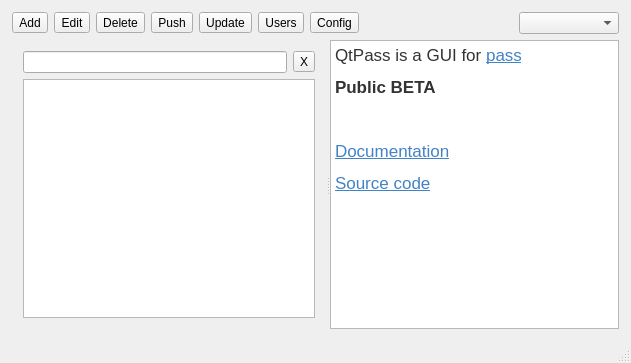
Old version of the form mainwindow.ui in the repository IJHack/QtPass.
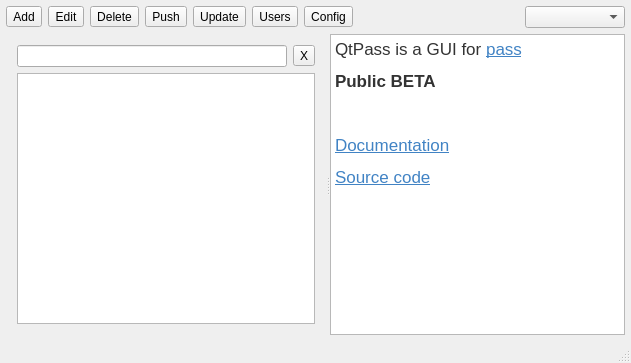
New version of the form.

The edit to the form file:
```diff
--- a/mainwindow.ui
+++ b/mainwindow.ui
@@ -16,16 +16,16 @@
   <widget class="QWidget" name="centralWidget">
    <layout class="QVBoxLayout" name="verticalLayout_2">
     <property name="leftMargin">
-     <number>12</number>
+     <number>6</number>
     </property>
     <property name="topMargin">
-     <number>12</number>
+     <number>6</number>
     </property>
     <property name="rightMargin">
-     <number>12</number>
+     <number>6</number>
     </property>
     <property name="bottomMargin">
-     <number>12</number>
+     <number>6</number>
     </property>
     <item>
      <widget class="QFrame" name="frame">
@@ -160,12 +160,12 @@
         <string>&lt;!DOCTYPE HTML PUBLIC &quot;-//W3C//DTD HTML 4.0//EN&quot; &quot;http://www.w3.org/TR/REC-html40/strict.dtd&quot;&gt;
 &lt;html&gt;&lt;head&gt;&lt;meta name=&quot;qrichtext&quot; content=&quot;1&quot; /&gt;&lt;style type=&quot;text/css&quot;&gt;
 p, li { white-space: pre-wrap; }
-&lt;/style&gt;&lt;/head&gt;&lt;body style=&quot; font-family:'.Helvetica Neue DeskInterface'; font-size:13pt; font-weight:400; font-style:normal;&quot;&gt;
-&lt;p style=&quot; margin-top:12px; margin-bottom:12px; margin-left:0px; margin-right:0px; -qt-block-indent:0; text-indent:0px;&quot;&gt;&lt;span style=&quot; font-family:'Helvetica Neue,Helvetica,Segoe UI,Arial,freesans,sans-serif'; color:#333333;&quot;&gt;QtPass is a GUI for &lt;/span&gt;&lt;a href=&quot;http://www.passwordstore.org/&quot;&gt;&lt;span style=&quot; font-family:'Helvetica Neue,Helvetica,Segoe UI,Arial,freesans,sans-serif'; text-decoration: underline; color:#4183c4; background-color:transparent;&quot;&gt;pass&lt;/span&gt;&lt;/a&gt;&lt;/p&gt;
-&lt;p style=&quot; margin-top:12px; margin-bottom:12px; margin-left:0px; margin-right:0px; -qt-block-indent:0; text-indent:0px;&quot;&gt;&lt;span style=&quot; font-family:'Helvetica Neue,Helvetica,Segoe UI,Arial,freesans,sans-serif'; font-weight:600; color:#333333;&quot;&gt;Public BETA&lt;/span&gt;&lt;/p&gt;
-&lt;p style=&quot;-qt-paragraph-type:empty; margin-top:12px; margin-bottom:12px; margin-left:0px; margin-right:0px; -qt-block-indent:0; text-indent:0px;&quot;&gt;&lt;br /&gt;&lt;/p&gt;
-&lt;p style=&quot; margin-top:12px; margin-bottom:12px; margin-left:0px; margin-right:0px; -qt-block-indent:0; text-indent:0px;&quot;&gt;&lt;a href=&quot;http://qtpass.org/&quot;&gt;&lt;span style=&quot; font-family:'Helvetica Neue,Helvetica,Segoe UI,Arial,freesans,sans-serif'; text-decoration: underline; color:#4183c4; background-color:transparent;&quot;&gt;Documentation&lt;/span&gt;&lt;/a&gt;&lt;/p&gt;
-&lt;p style=&quot; margin-top:12px; margin-bottom:12px; margin-left:0px; margin-right:0px; -qt-block-indent:0; text-indent:0px;&quot;&gt;&lt;a href=&quot;https://github.com/IJHack/qtpass&quot;&gt;&lt;span style=&quot; font-family:'Helvetica Neue,Helvetica,Segoe UI,Arial,freesans,sans-serif'; text-decoration: underline; color:#4183c4; background-color:transparent;&quot;&gt;Source code&lt;/span&gt;&lt;/a&gt;&lt;/p&gt;&lt;/body&gt;&lt;/html&gt;</string>
+&lt;/style&gt;&lt;/head&gt;&lt;body style=&quot; font-family:'Sans Serif'; font-size:9pt; font-weight:400; font-style:normal;&quot;&gt;
+&lt;p style=&quot; margin-top:12px; margin-bottom:12px; margin-left:0px; margin-right:0px; -qt-block-indent:0; text-indent:0px;&quot;&gt;&lt;span style=&quot; font-family:'Helvetica Neue,Helvetica,Segoe UI,Arial,freesans,sans-serif'; font-size:13pt; color:#333333;&quot;&gt;QtPass is a GUI for &lt;/span&gt;&lt;a href=&quot;http://www.passwordstore.org/&quot;&gt;&lt;span style=&quot; font-family:'Helvetica Neue,Helvetica,Segoe UI,Arial,freesans,sans-serif'; font-size:13pt; text-decoration: underline; color:#4183c4; background-color:transparent;&quot;&gt;pass&lt;/span&gt;&lt;/a&gt;&lt;/p&gt;
+&lt;p style=&quot; margin-top:12px; margin-bottom:12px; margin-left:0px; margin-right:0px; -qt-block-indent:0; text-indent:0px;&quot;&gt;&lt;span style=&quot; font-family:'Helvetica Neue,Helvetica,Segoe UI,Arial,freesans,sans-serif'; font-size:13pt; font-weight:600; color:#333333;&quot;&gt;Public BETA&lt;/span&gt;&lt;/p&gt;
+&lt;p style=&quot;-qt-paragraph-type:empty; margin-top:12px; margin-bottom:12px; margin-left:0px; margin-right:0px; -qt-block-indent:0; text-indent:0px; font-family:'.Helvetica Neue DeskInterface'; font-size:13pt;&quot;&gt;&lt;br /&gt;&lt;/p&gt;
+&lt;p style=&quot; margin-top:12px; margin-bottom:12px; margin-left:0px; margin-right:0px; -qt-block-indent:0; text-indent:0px;&quot;&gt;&lt;a href=&quot;http://qtpass.org/&quot;&gt;&lt;span style=&quot; font-family:'Helvetica Neue,Helvetica,Segoe UI,Arial,freesans,sans-serif'; font-size:13pt; text-decoration: underline; color:#4183c4; background-color:transparent;&quot;&gt;Documentation&lt;/span&gt;&lt;/a&gt;&lt;/p&gt;
+&lt;p style=&quot; margin-top:12px; margin-bottom:12px; margin-left:0px; margin-right:0px; -qt-block-indent:0; text-indent:0px;&quot;&gt;&lt;a href=&quot;https://github.com/IJHack/qtpass&quot;&gt;&lt;span style=&quot; font-family:'Helvetica Neue,Helvetica,Segoe UI,Arial,freesans,sans-serif'; font-size:13pt; text-decoration: underline; color:#4183c4; background-color:transparent;&quot;&gt;Source code&lt;/span&gt;&lt;/a&gt;&lt;/p&gt;&lt;/body&gt;&lt;/html&gt;</string>
        </property>
       </widget>
      </widget>
```
